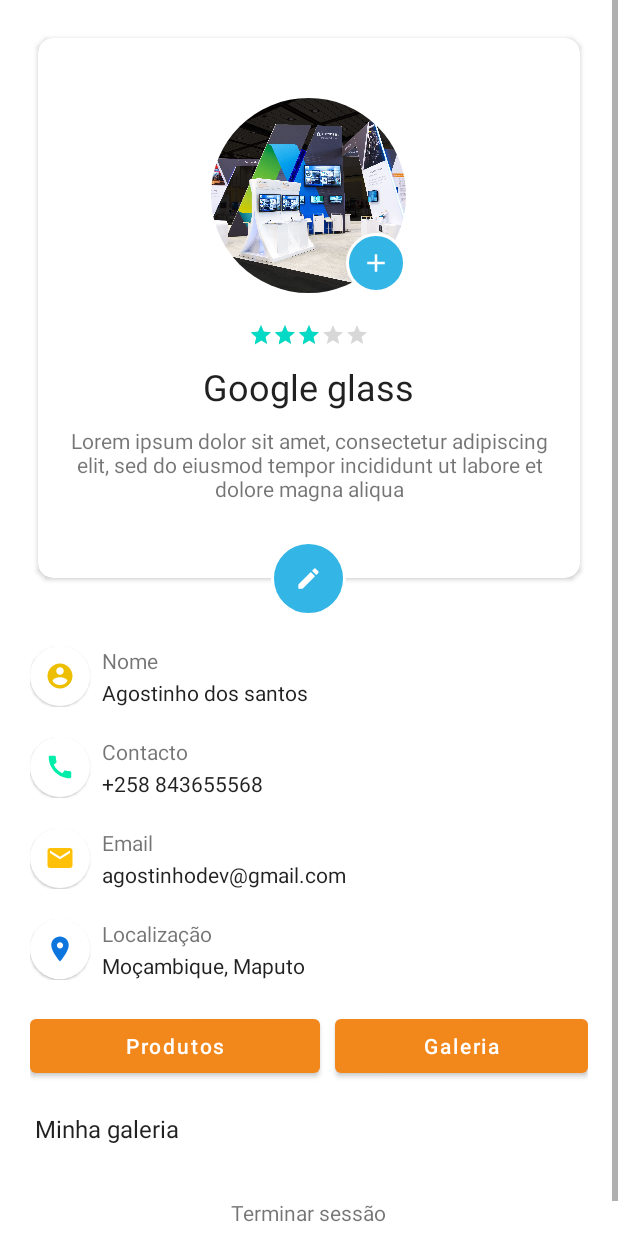
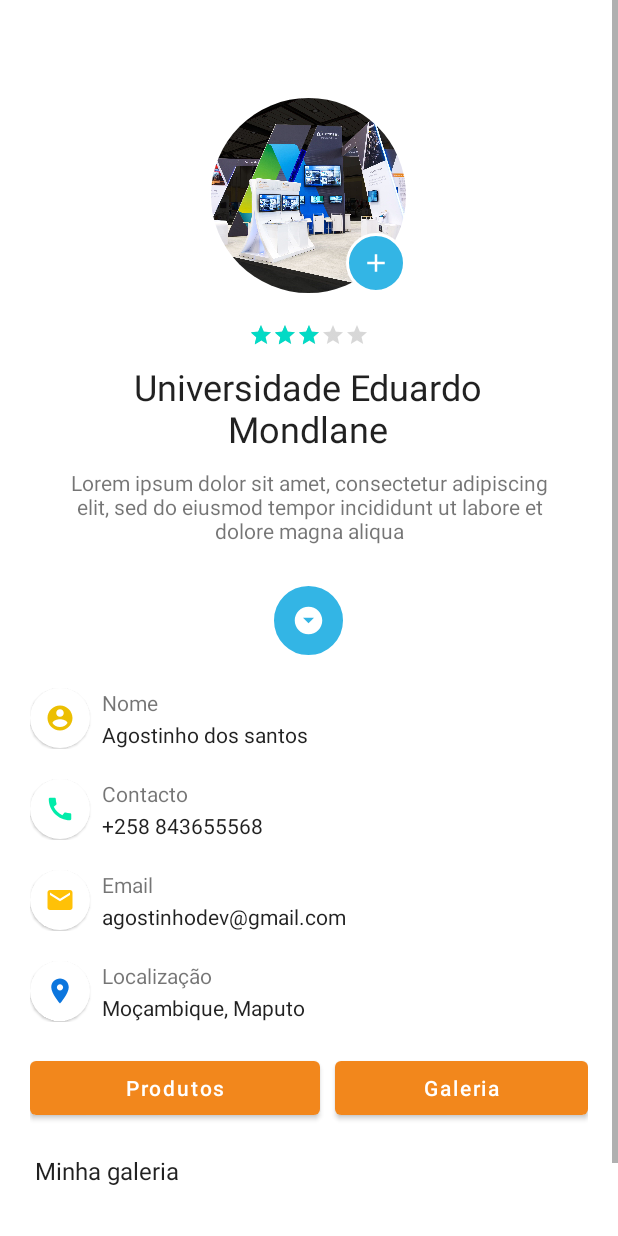
Before and after one commit to Agostinhodossantos/educa-movel, an Android app: the ExhibitorActivity screen opened directly, with no data from a screen before it, on a phone screen of 412 x 824 dp. Run offline under Robolectric (Android 15) with nearby library versions, the phone set to English and light mode, and no system bars; our stand-ins replace CircleImageView.

Commit message:
add exhibitors

```diff
--- /dev/null
+++ b/app/src/main/res/drawable/ic_baseline_arrow_drop_down_circle_24.xml
@@ -0,0 +1,5 @@
+<vector android:height="50dp" android:tint="#FFFFFF"
+    android:viewportHeight="24" android:viewportWidth="24"
+    android:width="50dp" xmlns:android="http://schemas.android.com/apk/res/android">
+    <path android:fillColor="@android:color/white" android:pathData="M12,2C6.48,2 2,6.48 2,12s4.48,10 10,10 10,-4.48 10,-10S17.52,2 12,2zM12,14l-4,-4h8l-4,4z"/>
+</vector>
--- a/app/src/main/res/layout/activity_exhibitor.xml
+++ b/app/src/main/res/layout/activity_exhibitor.xml
@@ -31,7 +31,7 @@
 
                         <LinearLayout
                             android:layout_width="match_parent"
-                            android:layout_height="match_parent"
+                            android:layout_height="wrap_content"
                             android:gravity="center_horizontal"
                             android:orientation="vertical">
 
@@ -75,7 +75,9 @@
                                 android:layout_width="wrap_content"
                                 android:layout_height="wrap_content"
                                 android:layout_marginTop="10dp"
-                                android:text="Google glass"
+                                android:gravity="center"
+                                android:maxWidth="250dp"
+                                android:text="Universidade Eduardo Mondlane"
                                 android:textAppearance="@style/TextAppearance.AppCompat.Headline" />
 
                             <TextView
@@ -94,6 +96,16 @@
                     </androidx.cardview.widget.CardView>
                 </LinearLayout>
 
+<!--                <TextView-->
+<!--                    android:layout_width="wrap_content"-->
+<!--                    android:layout_height="wrap_content"-->
+<!--                    android:text="Ler mais"-->
+<!--                    android:layout_alignParentBottom="true"-->
+<!--                    android:layout_centerHorizontal="true"-->
+<!--                    android:background="@drawable/bg_color_oval"-->
+
+<!--                    />-->
+
                 <ImageView
                     android:id="@+id/img_edit"
                     android:layout_width="50dp"
@@ -101,8 +113,9 @@
                     android:layout_alignParentBottom="true"
                     android:layout_centerHorizontal="true"
                     android:background="@drawable/bg_color_oval"
-                    android:padding="16dp"
-                    android:src="@drawable/ic_baseline_edit_24" />
+                    android:padding="14dp"
+                    android:src="@drawable/ic_baseline_arrow_drop_down_circle_24" />
+
             </RelativeLayout>
 
 
```
